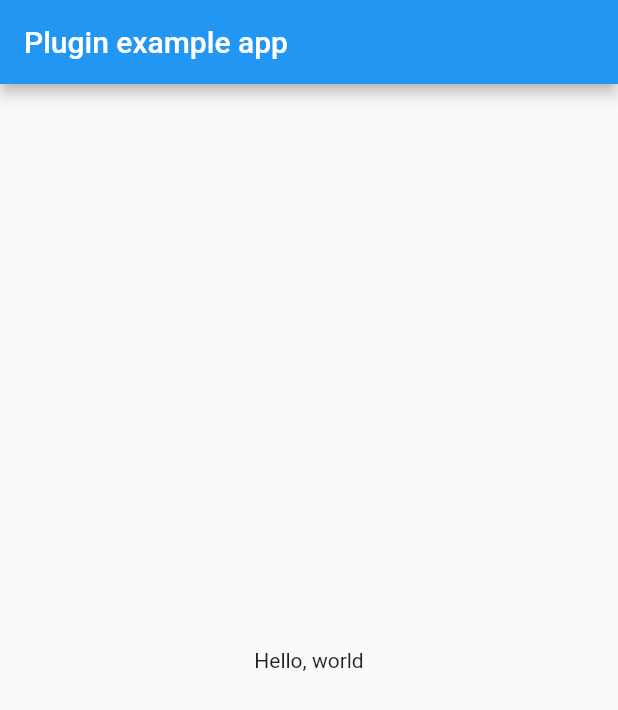
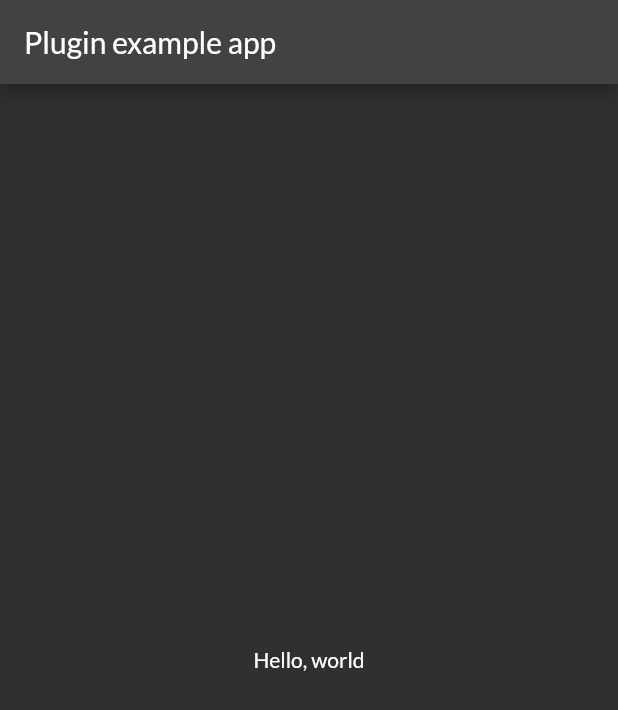
Before and after one commit to ExpidusOS/runtime, a Flutter app: the screen it shows after launch, on a phone screen of 412 x 824 dp. Shown: the top 710 px of the screen. Run offline on Flutter 3.47's test engine with Material 2 defaults, Android fonts, the phone set to English and light mode, and no system bars; our stand-ins replace google_fonts, plugin_platform_interface; missing offline and left inert: dart:html.

Commit message:
fix(example): font rendering

```diff
--- a/example/lib/main.dart
+++ b/example/lib/main.dart
@@ -1,10 +1,19 @@
 import 'package:flutter/material.dart';
+import 'package:google_fonts/google_fonts.dart';
 import 'dart:async';
 
 import 'package:flutter/services.dart';
 
 void main() {
   runApp(const MyApp());
+}
+
+ThemeData _buildTheme(brightness) {
+  var baseTheme = ThemeData(brightness: brightness);
+
+  return baseTheme.copyWith(
+    textTheme: GoogleFonts.latoTextTheme(baseTheme.textTheme),
+  );
 }
 
 class MyApp extends StatefulWidget {
@@ -28,6 +37,7 @@ class _MyAppState extends State<MyApp> {
   @override
   Widget build(BuildContext context) {
     return MaterialApp(
+      theme: _buildTheme(Brightness.dark),
       home: Scaffold(
         appBar: AppBar(
           title: const Text('Plugin example app'),
--- a/example/pubspec.yaml
+++ b/example/pubspec.yaml
@@ -10,6 +10,8 @@ dependencies:
   flutter:
     sdk: flutter
 
+  google_fonts: ^3.0.1
+
   expidus_runtime:
     path: ../
 
```
Also changed, not shown: example/pubspec.lock, 1 other file.
